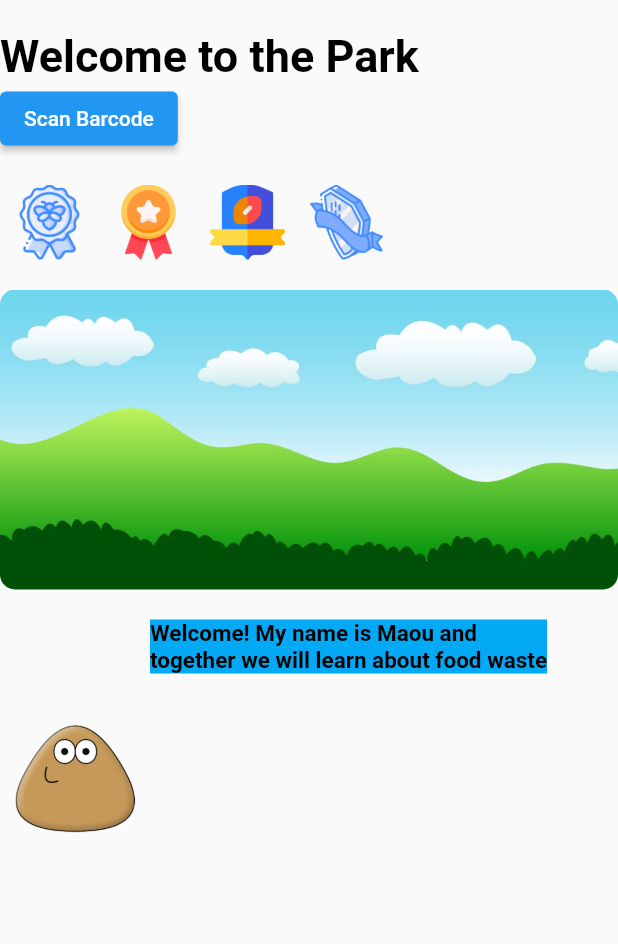
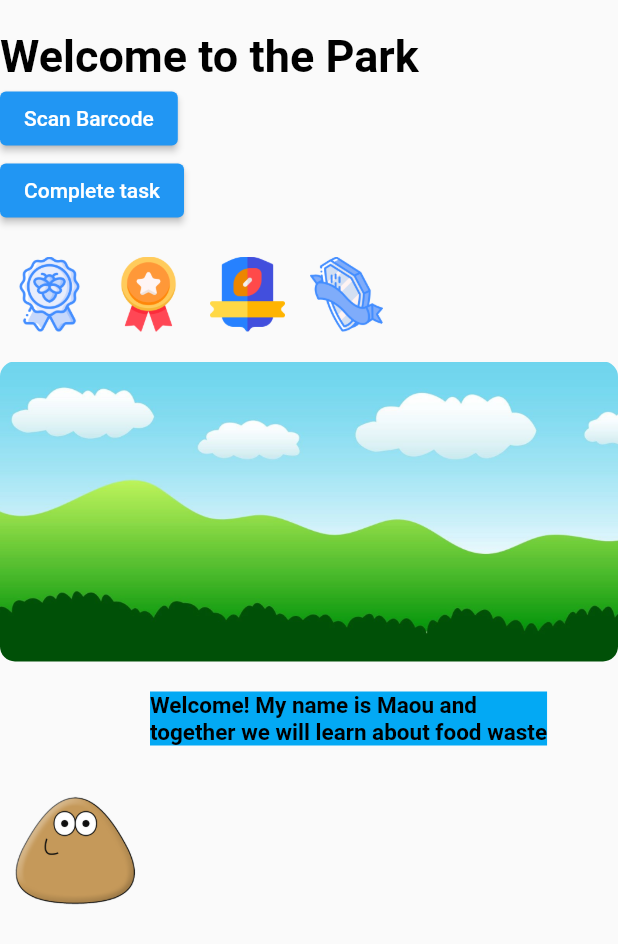
Before and after one commit to CelaniDe/flutter_demo_eestech, a Flutter app: what home() shows on an empty page, opened directly, on a phone screen of 412 x 824 dp. Shown: the top 944 px of the screen. Run offline on Flutter 3.47's test engine with Material 2 defaults, Android fonts, the phone set to English and light mode, and no system bars; our stand-ins replace cloud_firestore, firebase_auth, firebase_core, firebase_database; missing offline and left inert: barcode_scan2; accounts and stored records are empty; network calls fail.

Commit message:
Added dnamically chaning  hover text on current objectives

```diff
--- a/demo/lib/src/screens/home.dart
+++ b/demo/lib/src/screens/home.dart
@@ -8,6 +8,14 @@ import 'package:flutter/material.dart';
 import 'package:flutter/services.dart';
 import 'package:flutter/widgets.dart';
 
+var badgesFolder = 'assets/badges/';
+List<String> childrenData = [
+  badgesFolder + '1.png',
+  badgesFolder + '2.png',
+  badgesFolder + '3.png',
+  badgesFolder + '4.png',
+];
+
 class home extends StatefulWidget {
   const home({Key? key}) : super(key: key);
 
@@ -17,6 +25,7 @@ class home extends StatefulWidget {
 
 class _homeState extends State<home> {
   final User? user = Auth().currentUSer;
+  int currentProgress = 0;
 
   Future<void> signOut() async {
     await Auth().signOut();
@@ -30,29 +39,17 @@ class _homeState extends State<home> {
     return Text(user?.email ?? 'User email');
   }
 
-  var badgesFolder = 'assets/badges/';
-
   List<Widget> widgetList = [];
 
-  @override
-  void initState() {
-    super.initState();
+  int startingValue = 5;
 
-    List<String> childrenData = [
-      badgesFolder + '1.png',
-      badgesFolder + '2.png',
-      badgesFolder + '3.png',
-      badgesFolder + '4.png',
-    ];
-
-    int startingValue = 5;
-
+  void updateToolTipText() {
     widgetList = childrenData
         .asMap()
         .map((index, assetPath) {
           final imageName = assetPath.split('/').last.replaceAll('.png', '');
-          final tooltipMessage =
-              'You have accomplished ${startingValue + (index * 5)} tasks!';
+          String tooltipMessage =
+              'You need ${(startingValue + (index * 5)) - currentProgress} tasks to earn that badge!';
 
           return MapEntry(
             index,
@@ -75,6 +72,19 @@ class _homeState extends State<home> {
         })
         .values
         .toList();
+  }
+
+  @override
+  void initState() {
+    super.initState();
+    updateToolTipText();
+  }
+
+  void incrementX() {
+    setState(() {
+      currentProgress++;
+      updateToolTipText();
+    });
   }
 
   @override
@@ -104,6 +114,10 @@ class _homeState extends State<home> {
             );
           },
           child: Text('Scan Barcode'),
+        ),
+        ElevatedButton(
+          onPressed: incrementX,
+          child: Text('Complete task'),
         ),
         Padding(
           padding: EdgeInsets.only(top: 20),
```
